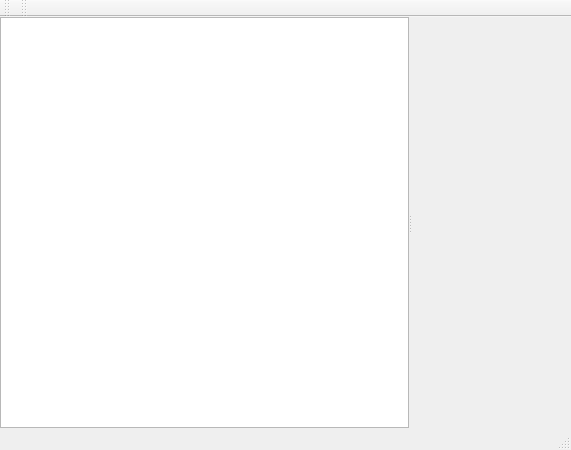
Old version of the form retroshare-gui/src/gui/MainWindow.ui in the repository RetroShare/RetroShare.
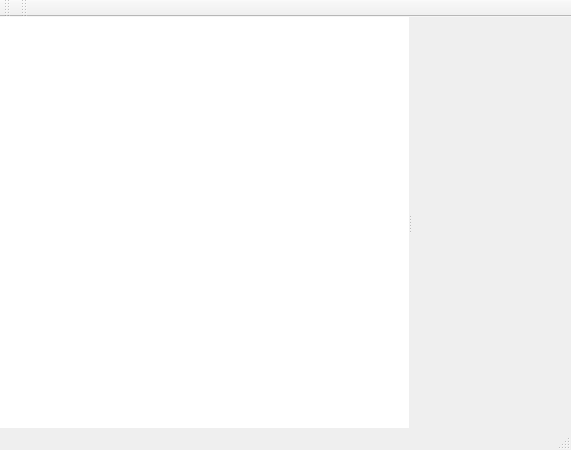
New version of the form. Icons and pictures are not drawn. Custom widgets are drawn as their Qt base class.

```diff
--- a/retroshare-gui/src/gui/MainWindow.ui
+++ b/retroshare-gui/src/gui/MainWindow.ui
@@ -33,6 +33,12 @@
          <height>0</height>
         </size>
        </property>
+       <property name="frameShape">
+        <enum>QFrame::NoFrame</enum>
+       </property>
+       <property name="lineWidth">
+        <number>1</number>
+       </property>
        <property name="alternatingRowColors">
         <bool>false</bool>
        </property>
@@ -61,7 +67,7 @@
         <enum>QListView::SinglePass</enum>
        </property>
        <property name="spacing">
-        <number>0</number>
+        <number>1</number>
        </property>
        <property name="viewMode">
         <enum>QListView::ListMode</enum>
```
